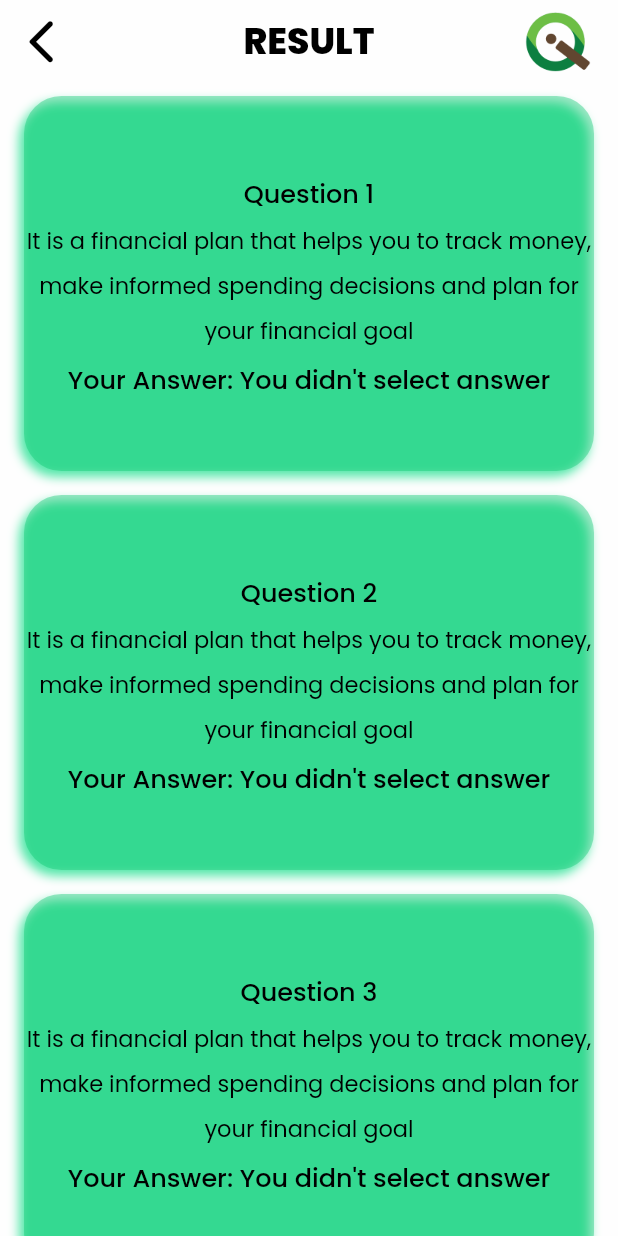
After one commit to jelloalmoite/investor-quiz-app, a Flutter app: the Details screen opened directly, on a phone screen of 412 x 824 dp. The commit adds this screen. Run offline on Flutter 3.47's test engine with Material 2 defaults, Android fonts, the light colour scheme and no system bars; our stand-ins replace auto_size_text, percent_indicator, toggle_switch.

```diff
--- a/lib/data/personalHistory.dart
+++ b/lib/data/personalHistory.dart
@@ -4,28 +4,24 @@
 const PERSONAL_HISTORY = [
   {
     "time": "10 mins 30 secs",
-    "attempt": 1,
     "correct": 6,
     "skip": 1,
     "wrong": 3,
   },
   {
     "time": "10 mins 30 secs",
-    "attempt": 10,
     "correct": 10,
     "skip": 10,
     "wrong": 10,
   },
   {
     "time": "10 mins 30 secs",
-    "attempt": 2,
     "correct": 4,
     "skip": 0,
     "wrong": 6,
   },
   {
     "time": "5 mins 30 secs",
-    "attempt": 40,
     "correct": 8,
     "skip": 1,
     "wrong": 1,
--- /dev/null
+++ b/lib/pages/details.dart
@@ -0,0 +1,224 @@
+import 'package:flutter/material.dart';
+
+class Details extends StatelessWidget {
+  const Details({Key? key}) : super(key: key);
+  @override
+  Widget build(BuildContext context) => Scaffold(
+        appBar: AppBar(
+          centerTitle: true,
+          title: const Text(
+            "RESULT",
+            style: TextStyle(
+              fontSize: 24,
+              color: Colors.black,
+              fontFamily: 'Poppins-ExtraBold',
+              fontWeight: FontWeight.w800,
+            ),
+          ),
+          leading: IconButton(
+            icon: const Icon(Icons.arrow_back_ios_rounded),
+            iconSize: 35,
+            color: Colors.black,
+            onPressed: () => {
+              Navigator.pop(context),
+            },
+          ),
+          actions: <Widget>[
+            Image.asset(
+              "assets/images/logo.png",
+              width: 50,
+            ),
+            SizedBox(
+              width: 15,
+            ),
+          ],
+          backgroundColor: Colors.transparent,
+          elevation: 0,
+        ),
+        body: ListView(
+          scrollDirection: Axis.vertical,
+          padding: EdgeInsets.fromLTRB(16.0, 8.0, 16.0, 8.0),
+          children: <Widget>[
+            Container(
+              height: 250.0,
+              width: 320.0,
+              child: Center(
+                child: RichText(
+                  maxLines: 9,
+                  textAlign: TextAlign.center,
+                  text: TextSpan(
+                    children: [
+                      TextSpan(
+                        text: "Question 1",
+                        style: TextStyle(
+                          color: Colors.black,
+                          fontSize: 17.0,
+                          fontFamily: 'Poppins-Medium',
+                          fontWeight: FontWeight.w600,
+                          height: 2,
+                        ),
+                      ),
+                      TextSpan(
+                        text:
+                            "\nIt is a financial plan that helps you to track money, make informed spending decisions and plan for your financial goal",
+                        style: TextStyle(
+                          color: Colors.black,
+                          fontSize: 15.0,
+                          fontFamily: 'Poppins',
+                          fontWeight: FontWeight.w500,
+                          height: 2,
+                        ),
+                      ),
+                      TextSpan(
+                        text: "\nYour Answer: You didn't select answer",
+                        style: TextStyle(
+                          color: Colors.black,
+                          fontSize: 17.0,
+                          fontFamily: 'Poppins-Medium',
+                          fontWeight: FontWeight.w600,
+                          height: 2,
+                        ),
+                      ),
+                    ],
+                  ),
+                ),
+              ),
+              decoration: BoxDecoration(
+                color: Color.fromRGBO(5, 195, 107, 0.38),
+                borderRadius: BorderRadius.circular(25),
+                boxShadow: const [
+                  BoxShadow(
+                    color: Color.fromRGBO(81, 231, 168, 45),
+                    offset: Offset(
+                      -3.0,
+                      4.0,
+                    ),
+                    blurRadius: 5.0,
+                  ),
+                ],
+              ),
+            ),
+            SizedBox(height: 16),
+            Container(
+              height: 250.0,
+              width: 320.0,
+              child: Center(
+                child: RichText(
+                  maxLines: 9,
+                  textAlign: TextAlign.center,
+                  text: TextSpan(
+                    children: [
+                      TextSpan(
+                        text: "Question 2",
+                        style: TextStyle(
+                          color: Colors.black,
+                          fontSize: 17.0,
+                          fontFamily: 'Poppins-Medium',
+                          fontWeight: FontWeight.w600,
+                          height: 2,
+                        ),
+                      ),
+                      TextSpan(
+                        text:
+                            "\nIt is a financial plan that helps you to track money, make informed spending decisions and plan for your financial goal",
+                        style: TextStyle(
+                          color: Colors.black,
+                          fontSize: 15.0,
+                          fontFamily: 'Poppins',
+                          fontWeight: FontWeight.w500,
+                          height: 2,
+                        ),
+                      ),
+                      TextSpan(
+                        text: "\nYour Answer: You didn't select answer",
+                        style: TextStyle(
+                          color: Colors.black,
+                          fontSize: 17.0,
+                          fontFamily: 'Poppins-Medium',
+                          fontWeight: FontWeight.w600,
+                          height: 2,
+                        ),
+                      ),
+                    ],
+                  ),
+                ),
+              ),
+              decoration: BoxDecoration(
+                color: Color.fromRGBO(5, 195, 107, 0.38),
+                borderRadius: BorderRadius.circular(25),
+                boxShadow: const [
+                  BoxShadow(
+                    color: Color.fromRGBO(81, 231, 168, 45),
+                    offset: Offset(
+                      -3.0,
+                      4.0,
+                    ),
+                    blurRadius: 5.0,
+                  ),
+                ],
+              ),
+            ),
+            SizedBox(height: 16),
+            Container(
+              height: 250.0,
+              width: 320.0,
+              child: Center(
+                child: RichText(
+                  maxLines: 9,
+                  textAlign: TextAlign.center,
+                  text: TextSpan(
+                    children: [
+                      TextSpan(
+                        text: "Question 3",
+                        style: TextStyle(
+                          color: Colors.black,
+                          fontSize: 17.0,
+                          fontFamily: 'Poppins-Medium',
+                          fontWeight: FontWeight.w600,
+                          height: 2,
+                        ),
+                      ),
+                      TextSpan(
+                        text:
+                            "\nIt is a financial plan that helps you to track money, make informed spending decisions and plan for your financial goal",
+                        style: TextStyle(
+                          color: Colors.black,
+                          fontSize: 15.0,
+                          fontFamily: 'Poppins',
+                          fontWeight: FontWeight.w500,
+                          height: 2,
+                        ),
+                      ),
+                      TextSpan(
+                        text: "\nYour Answer: You didn't select answer",
+                        style: TextStyle(
+                          color: Colors.black,
+                          fontSize: 17.0,
+                          fontFamily: 'Poppins-Medium',
+                          fontWeight: FontWeight.w600,
+                          height: 2,
+                        ),
+                      ),
+                    ],
+                  ),
+                ),
+              ),
+              decoration: BoxDecoration(
+                color: Color.fromRGBO(5, 195, 107, 0.38),
+                borderRadius: BorderRadius.circular(25),
+                boxShadow: const [
+                  BoxShadow(
+                    color: Color.fromRGBO(81, 231, 168, 45),
+                    offset: Offset(
+                      -3.0,
+                      4.0,
+                    ),
+                    blurRadius: 5.0,
+                  ),
+                ],
+              ),
+            ),
+          ],
+        ),
+      );
+}
```
Also changed, not shown: lib/data/questionandanswer.dart (+4 -4 lines), lib/pages/bookmarks.dart (deleted, +0 -36 lines), lib/pages/categorypage.dart (+1 -7 lines), lib/pages/history.dart (+0 -14 lines), lib/pages/historyCategory.dart (+2 -8 lines), lib/pages/home.dart (+0 -8 lines), lib/pages/quiz.dart (+74 -34 lines), lib/pages/result.dart (+23 -8 lines).
